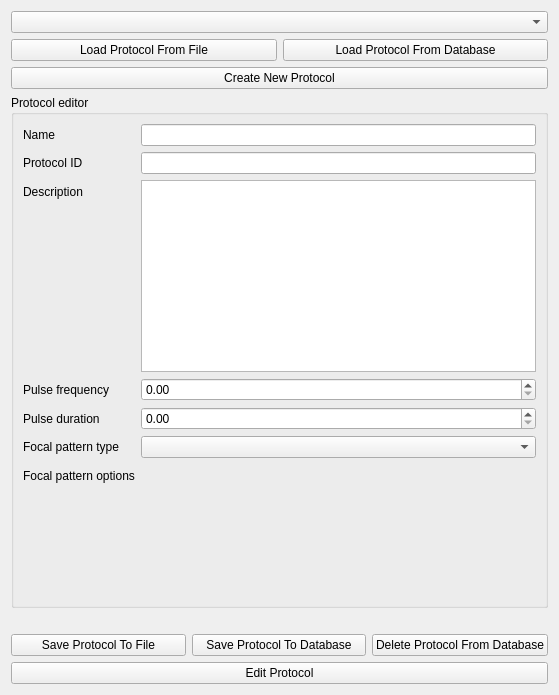
Old version of the form OpenLIFUProtocolConfig/Resources/UI/OpenLIFUProtocolConfig.ui in the repository OpenwaterHealth/SlicerOpenLIFU.
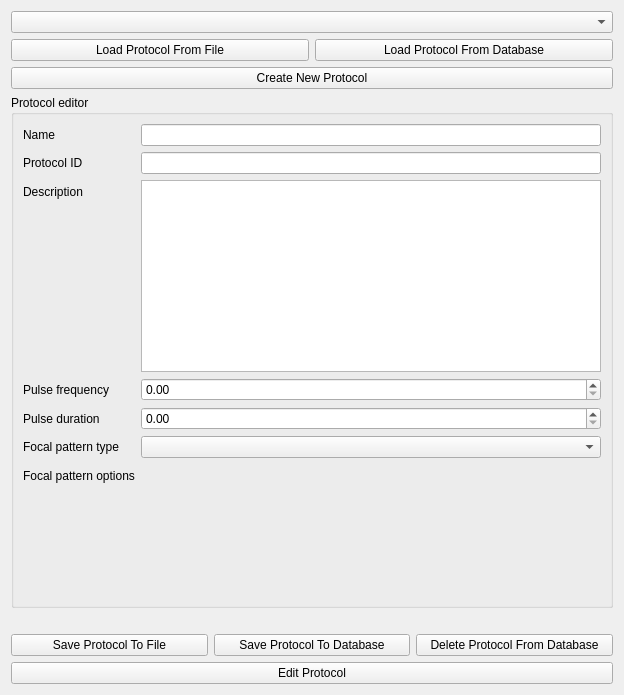
New version of the form. Custom widgets are drawn as their Qt base class.

```diff
--- a/OpenLIFUProtocolConfig/Resources/UI/OpenLIFUProtocolConfig.ui
+++ b/OpenLIFUProtocolConfig/Resources/UI/OpenLIFUProtocolConfig.ui
@@ -6,7 +6,7 @@
       <rect>
         <x>0</x>
         <y>0</y>
-        <width>559</width>
+    <width>624</width>
         <height>695</height>
       </rect>
     </property>
```
Left out of the diff: 14 changed lines with no effect on the pictures. Lines whose indentation alone changed are shown as unchanged.
